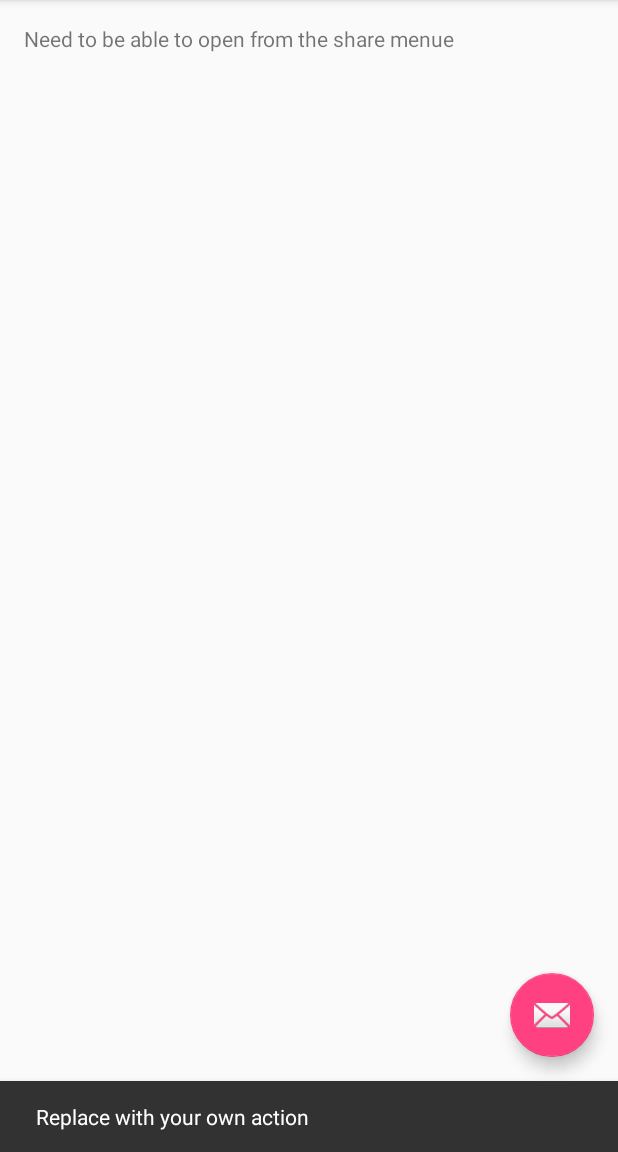
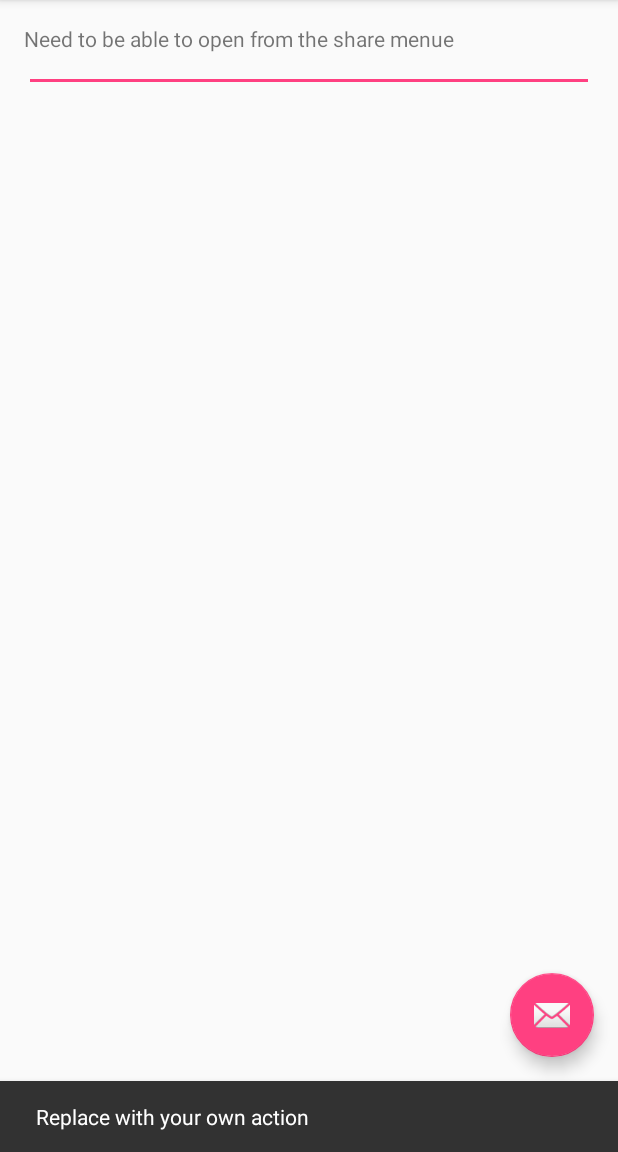
Before and after one commit to fretbuzz/ReferenceFinder2, an Android app: the screen it shows after launch (MyActivity), after a tap on an icon or button, on a phone screen of 412 x 824 dp, the part 84-1236 px from its top. Run offline under Robolectric (Android 15) with nearby library versions, the phone set to English and light mode, and no system bars; libraries missing offline, so code that uses them is left out: android.test.

Commit message:
Attempting liftoff

```diff
--- a/app/src/main/java/wildhacks2015v2/referencefinder/MyActivity.java
+++ b/app/src/main/java/wildhacks2015v2/referencefinder/MyActivity.java
@@ -16,6 +16,7 @@ import java.util.regex.*;
 import org.apache.commons.io.IOUtils;
 import android.app.Application;
 import android.test.ApplicationTestCase;
+import android.widget.EditText;
 
 public class MyActivity extends AppCompatActivity {
 
@@ -47,6 +48,8 @@ public class MyActivity extends AppCompatActivity {
                 handleSendText(intent); // Handle text being sent
             }}
 
+        final EditText edittext = (EditText) findViewById(R.id.edittext);
+        // added after 2nd commit
 
     }
 
--- a/app/src/main/res/layout/content_my.xml
+++ b/app/src/main/res/layout/content_my.xml
@@ -16,4 +16,9 @@
         android:layout_width="wrap_content"
         android:layout_height="wrap_content"
         android:text="Need to be able to open from the share menue" />
+
+    <EditText
+        android:id="@+id/edittext"
+        android:layout_width="fill_parent"
+        android:layout_height="wrap_content"/>
 </RelativeLayout>
```
